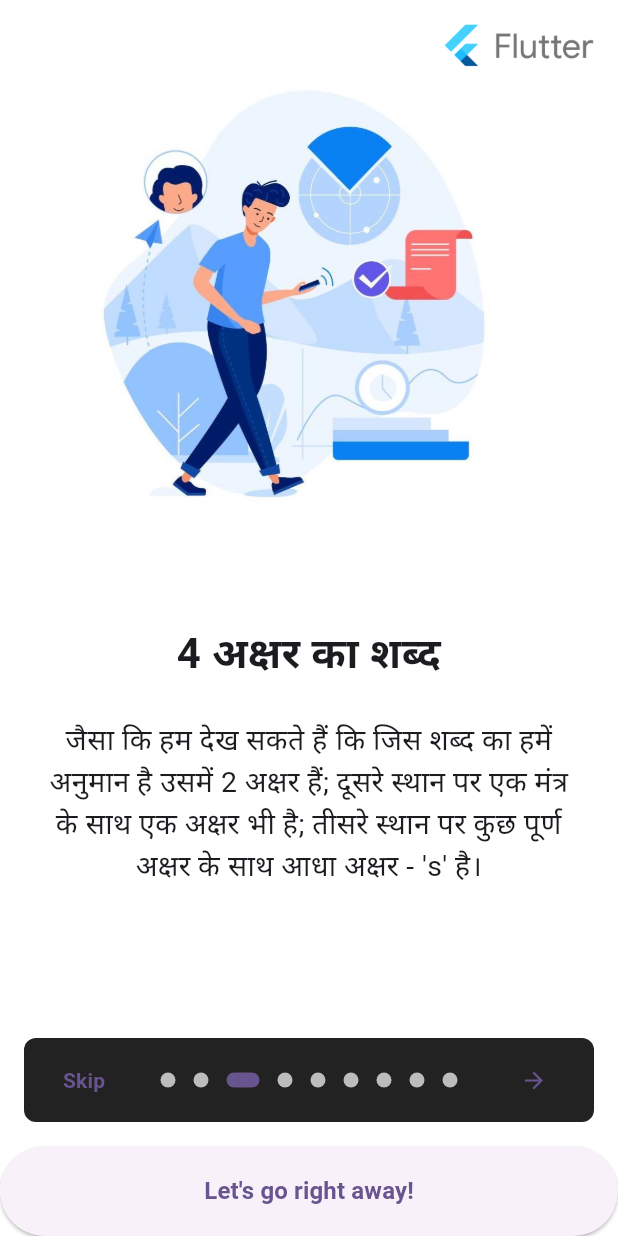
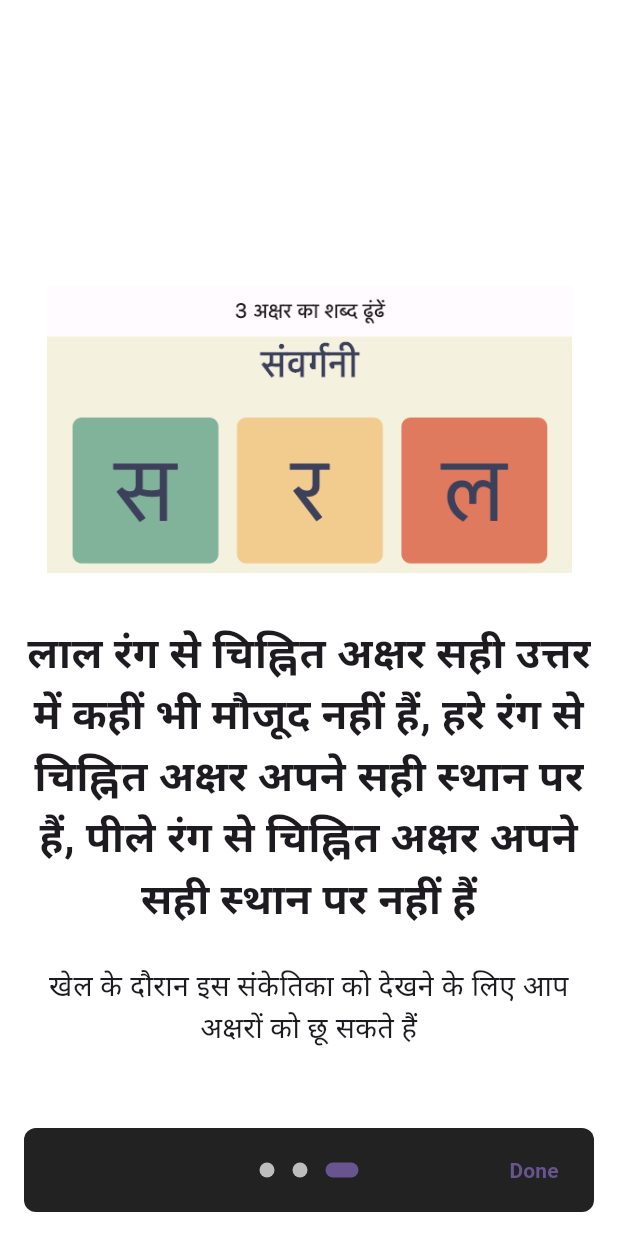
Before and after one commit to aruhant/samvargani, a Flutter app: the screen it shows after launch, swiped to page 3, on a phone screen of 412 x 824 dp. Run offline on Flutter 3.47's test engine with Material 2 defaults, Android fonts, the phone set to English and light mode, and no system bars; drawn by our look-alikes of introduction_screen; our stand-ins replace auto_size_text, shared_preferences; accounts and stored records are empty.

Commit message:
added help and tooltips

```diff
--- a/app/lib/main.dart
+++ b/app/lib/main.dart
@@ -3,8 +3,8 @@ import 'package:paheli/models/user_prefs.dart';
 import 'package:paheli/widgets/game_help.dart';
 import 'package:paheli/widgets/practice_game.dart';
 
-void main() {
-  UserPrefs.init();
+Future<void> main() async {
+  await UserPrefs.init();
   runApp(const MyApp());
 }
 
@@ -14,6 +14,7 @@ class MyApp extends StatelessWidget {
   @override
   Widget build(BuildContext context) {
     return MaterialApp(
+      debugShowCheckedModeBanner: false,
       theme: ThemeData(
         colorScheme: ColorScheme.fromSeed(seedColor: Colors.deepPurple),
         useMaterial3: true,
--- a/app/lib/models/cell.dart
+++ b/app/lib/models/cell.dart
@@ -1,4 +1,5 @@
 import 'package:flutter/material.dart';
+import 'package:paheli/utils/string.dart';
 
 enum CellState {
   correct(),
@@ -22,6 +23,23 @@ enum CellState {
         return const Color.fromRGBO(129, 178, 154, 0.4);
       case CellState.misplacedVyanjan:
         return const Color.fromARGB(255, 242, 183, 143);
+    }
+  }
+
+  String tooltip(String s) {
+    switch (this) {
+      case CellState.correct:
+        return '${s}- सही स्थान पर है, सही मात्रा के साथ';
+      case CellState.incorrect:
+        return '${s.vyanjan} - शब्द में कहीं भी मौजूद नहीं है';
+      case CellState.empty:
+        return '';
+      case CellState.misplaced:
+        return '${s} - शब्द में मौजूद है, लेकिन यह स्थान सही नहीं है';
+      case CellState.correctVyanjan:
+        return '${s.vyanjan} - सही स्थान पर है, लेकिन यह मात्रा सही नहीं है';
+      case CellState.misplacedVyanjan:
+        return '${s.vyanjan}  - शब्द में मौजूद है, लेकिन यह स्थान एवं मात्रा सही नहीं है';
     }
   }
 }
--- a/app/lib/widgets/cell_widget.dart
+++ b/app/lib/widgets/cell_widget.dart
@@ -11,6 +11,9 @@ class CellWidget extends StatelessWidget {
     return Expanded(
       child: AspectRatio(
         aspectRatio: 1,
+        child: Tooltip(
+          triggerMode: TooltipTriggerMode.tap,
+          message: cell.state.tooltip(cell.myLetter.value),
           child: Container(
               padding: const EdgeInsets.all(10),
               margin: const EdgeInsets.all(10),
@@ -27,6 +30,7 @@ class CellWidget extends StatelessWidget {
                           color: Color.fromRGBO(61, 64, 91, 1),
                           fontSize: 10000)))),
         ),
+      ),
     );
   }
 }
--- a/app/lib/widgets/game_help.dart
+++ b/app/lib/widgets/game_help.dart
@@ -52,51 +52,43 @@ class GameHelpWidgetState extends State<GameHelpWidget> {
       key: introKey,
       globalBackgroundColor: Colors.white,
       allowImplicitScrolling: true,
-      autoScrollDuration: 3000,
-      infiniteAutoScroll: true,
-      globalHeader: Align(
-        alignment: Alignment.topRight,
-        child: SafeArea(
-          child: Padding(
-            padding: const EdgeInsets.only(top: 16, right: 16),
-            child: _buildImage('flutter.png', 100),
-          ),
-        ),
-      ),
-      globalFooter: SizedBox(
-        width: double.infinity,
-        height: 60,
-        child: ElevatedButton(
-          child: const Text(
-            'Let\'s go right away!',
-            style: TextStyle(fontSize: 16.0, fontWeight: FontWeight.bold),
-          ),
-          onPressed: () => _onIntroEnd(context),
-        ),
-      ),
+      autoScrollDuration: 13000,
+      infiniteAutoScroll: false,
+      // globalHeader: Align(
+      //   alignment: Alignment.topRight,
+      //   child: SafeArea(
+      //     child: Padding(
+      //       padding: const EdgeInsets.only(top: 16, right: 16),
+      //       child: _buildImage('flutter.png', 100),
+      //     ),
+      //   ),
+      // ),
       pages: [
         PageViewModel(
-          title: "संवर्गाणी में आपका स्वागत है",
+          title:
+              "संवर्गनी में आपका स्वागत है, आइए जानें इस दिलचस्प खेल के बारे में।",
           body:
-              "संवर्गानी का पहला खेल शब्द-खोज है। आइए जानें इस दिलचस्प खेल के बारे में।",
-          image: _buildImage('img1.jpg'),
+              "इस खेल में, आपको कम से कम प्रयास में एक 2-से-5 अक्षर का शब्द बुझाना है।",
+          image: _buildImage('icon.png'),
           decoration: pageDecoration,
         ),
         PageViewModel(
           title:
               "इस खेल में, आपको कम से कम प्रयास में 2-5 अक्षर का शब्द बुझाना है।",
           body:
-              "उदाहरण के तौर पर आइए एक खेल देखें, जिसमें मान लीजिए कि शब्द '' है।",
-          image: _buildImage('img2.jpg'),
+              "प्रत्येक उत्तर के बाद आपको पता चलेगा कि आपके अनुमान में कौन से अक्षर सही हैं",
+          image: _buildImage('intro1.png'),
           decoration: pageDecoration,
         ),
         PageViewModel(
-          title: "4 अक्षर का शब्द",
+          title:
+              "लाल रंग से चिह्नित अक्षर सही उत्तर में कहीं भी मौजूद नहीं हैं, हरे रंग से चिह्नित अक्षर अपने सही स्थान पर हैं, पीले रंग से चिह्नित अक्षर अपने सही स्थान पर नहीं हैं",
           body:
-              "जैसा कि हम देख सकते हैं कि जिस शब्द का हमें अनुमान है उसमें 2 अक्षर हैं; दूसरे स्थान पर एक मंत्र के साथ एक अक्षर भी है; तीसरे स्थान पर कुछ पूर्ण अक्षर के साथ आधा अक्षर - 's' है।",
-          image: _buildImage('img3.jpg'),
+              "खेल के दौरान इस संकेतिका को देखने के लिए आप अक्षरों को छू सकते हैं",
+          // "जैसा कि हम देख सकते हैं कि जिस शब्द का हमें अनुमान है उसमें 2 अक्षर हैं; दूसरे स्थान पर एक मंत्र के साथ एक अक्षर भी है; तीसरे स्थान पर कुछ पूर्ण अक्षर के साथ आधा अक्षर - 's' है।",
+          image: _buildImage('intro2.png'),
           decoration: pageDecoration,
-        ),
+        ), /*
         PageViewModel(
           title: "हमारा पहला उत्तर :-",
           body:
@@ -138,7 +130,7 @@ class GameHelpWidgetState extends State<GameHelpWidget> {
               "अब, आपमें से कुछ लोगों को यह बात पहले ही मिल गई होगी। हाँ वास्तव में यह है - 'एबीसीडी'",
           image: _buildImage('img5.jpg'),
           decoration: pageDecoration,
-        ), /*
+        ),*/ /*
         PageViewModel(
           title: "Full Screen Page",
           body:
```
Also changed, not shown: app/assets/flutter.png (deleted), app/assets/fullscreen.jpg (deleted), app/assets/icon.png (added), app/assets/img1.jpg (deleted), app/assets/img2.jpg (deleted), app/assets/img3.jpg (deleted), app/assets/intro1.png (added), app/assets/intro2.png (added). Lines whose indentation alone changed are shown as unchanged.
